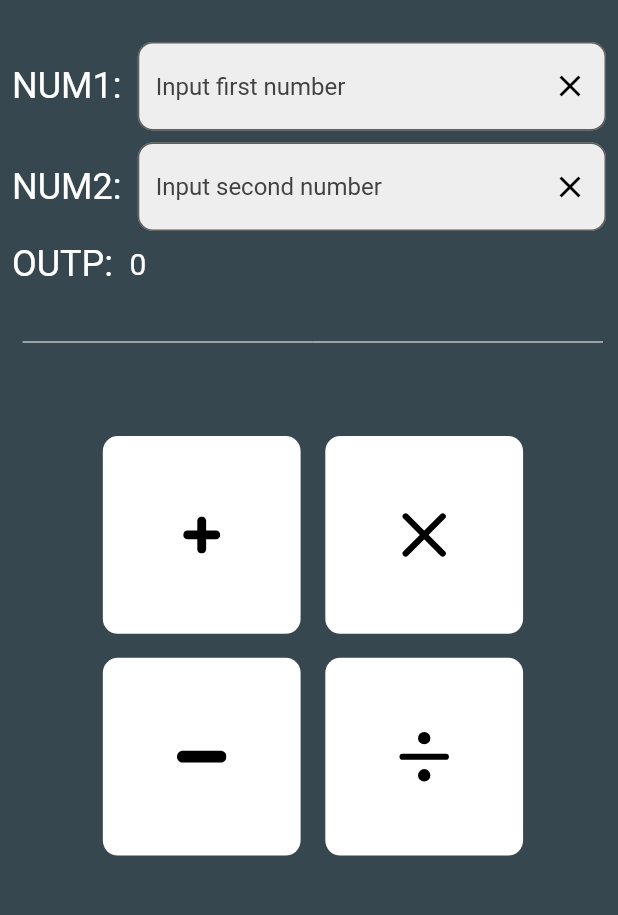
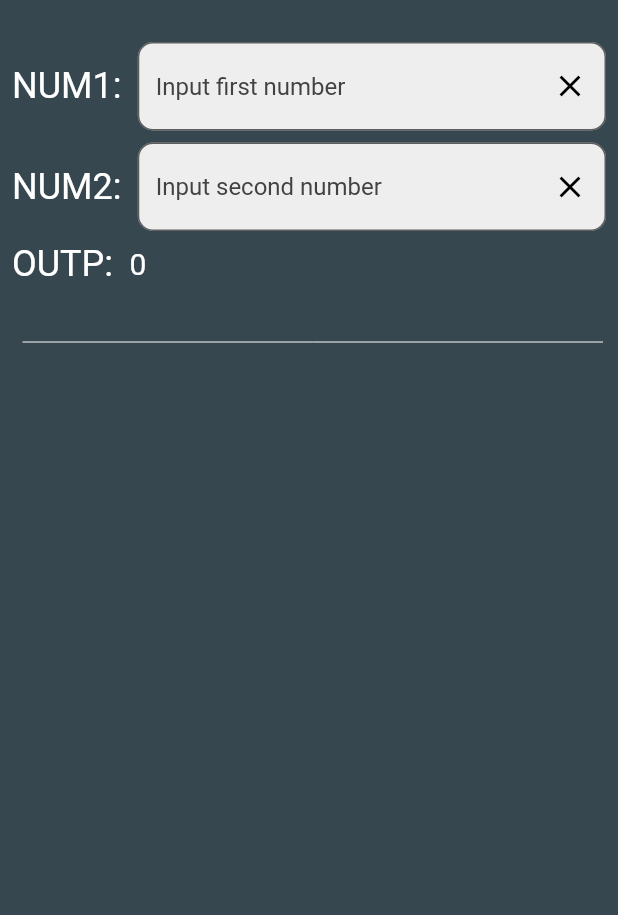
Before and after one commit to emilio-kariuki/calc, a Flutter app: the screen it shows after launch, on a phone screen of 412 x 824 dp, the part 84-999 px from its top. Run offline on Flutter 3.47's test engine with Material 2 defaults, Android fonts, the phone set to English and light mode, and no system bars; our stand-ins replace flutter_svg, google_fonts; Roboto replaces fonts that are missing (Redressed).

Commit message:
February 21, 2022 2:00 PM

```diff
--- a/lib/calculator.dart
+++ b/lib/calculator.dart
@@ -180,77 +180,7 @@ class _HomeState extends State<Home> {
               ],
             ),
             SizedBox(height: size.height * 0.03),
-            Padding(
-              padding:
-                  const EdgeInsets.only(left: 15, right: 8, top: 8, bottom: 8),
-              child: Row(
-                children: [
-                  SizedBox(width: size.width * 0.13),
-                  GestureDetector(
-                    onTap: doAddition,
-                    child: Container(
-                        height: size.height * 0.16,
-                        width: size.width * 0.32,
-                        decoration: BoxDecoration(
-                          color: Colors.white,
-                          borderRadius: BorderRadius.circular(10),
-                        ),
-                        child: Center(
-                            child: SvgPicture.asset("assets/addition.svg",
-                                height: size.height * 0.03))),
-                  ),
-                  SizedBox(width: size.width * 0.04),
-                  GestureDetector(
-                    onTap: doMul,
-                    child: Container(
-                        height: size.height * 0.16,
-                        width: size.width * 0.32,
-                        decoration: BoxDecoration(
-                          color: Colors.white,
-                          borderRadius: BorderRadius.circular(10),
-                        ),
-                        child: Center(
-                            child: SvgPicture.asset("assets/multiply.svg",
-                                height: size.height * 0.06))),
-                  ),
-                ],
-              ),
-            ),
-            Padding(
-              padding: const EdgeInsets.only(left: 15, right: 8, top: 8),
-              child: Row(
-                children: [
-                  SizedBox(width: size.width * 0.13),
-                  GestureDetector(
-                    onTap: doSub,
-                    child: Container(
-                        height: size.height * 0.16,
-                        width: size.width * 0.32,
-                        decoration: BoxDecoration(
-                          color: Colors.white,
-                          borderRadius: BorderRadius.circular(10),
-                        ),
-                        child: Center(
-                            child: SvgPicture.asset("assets/minus.svg",
-                                height: size.height * 0.04))),
-                  ),
-                  SizedBox(width: size.width * 0.04),
-                  GestureDetector(
-                    onTap: doDiv,
-                    child: Container(
-                        height: size.height * 0.16,
-                        width: size.width * 0.32,
-                        decoration: BoxDecoration(
-                          color: Colors.white,
-                          borderRadius: BorderRadius.circular(10),
-                        ),
-                        child: Center(
-                            child: SvgPicture.asset("assets/divide.svg",
-                                height: size.height * 0.06))),
-                  ),
-                ],
-              ),
-            )
+
           ],
         ),
       ),
```
